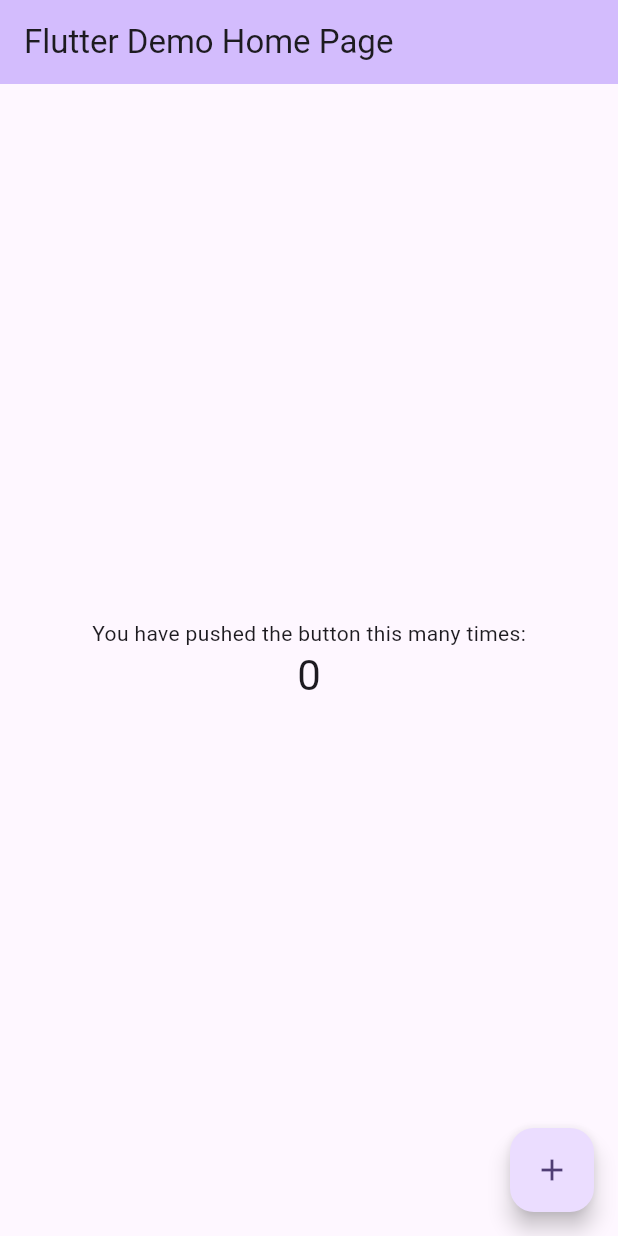
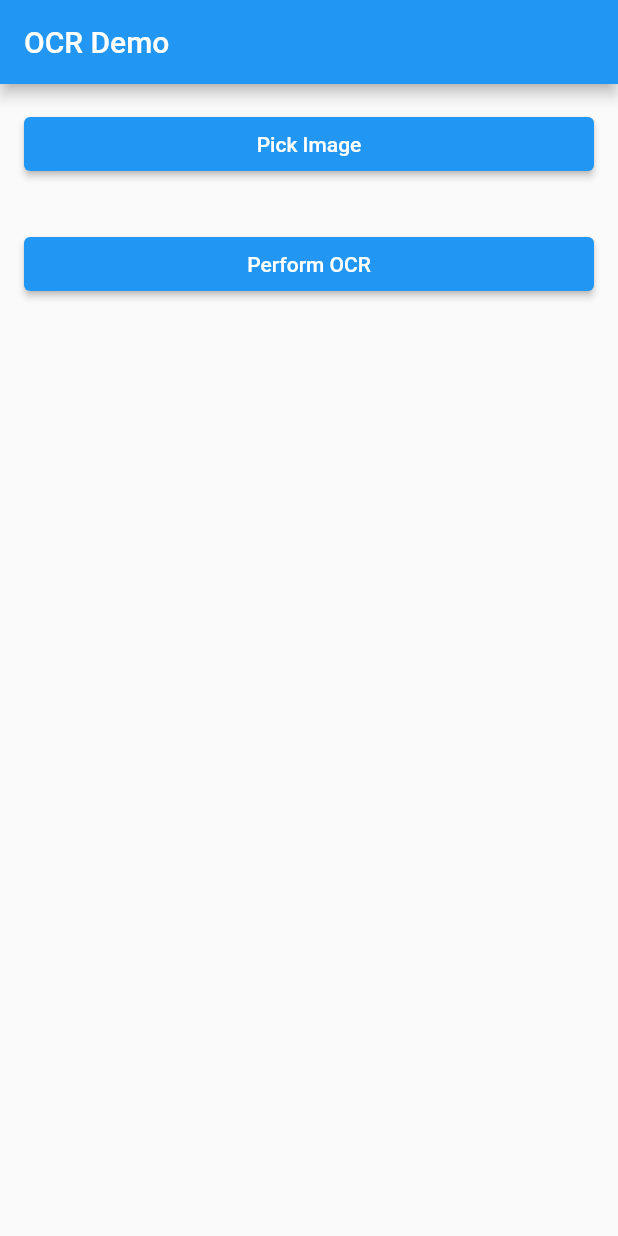
Before and after one commit to thisadee2897/my_project_app, a Flutter app: the screen it shows after launch, on a phone screen of 412 x 824 dp. Run offline on Flutter 3.47's test engine with Material 2 defaults, Android fonts, the phone set to English and light mode, and no system bars; our stand-ins replace image_picker; missing offline and left inert: flutter_tesseract_ocr.

Commit message:
โค๊ดล่าสุด อัพโหลดภาพสำเร็จ

```diff
--- /dev/null
+++ b/assets/tessdata_config.json
@@ -0,0 +1,5 @@
+{
+       "configs": [
+              "tha"
+       ]
+}
--- a/lib/main.dart
+++ b/lib/main.dart
@@ -1,4 +1,10 @@
+// ignore_for_file: avoid_print, library_private_types_in_public_api
+
+import 'dart:io';
 import 'package:flutter/material.dart';
+import 'package:flutter/services.dart';
+import 'package:flutter_tesseract_ocr/flutter_tesseract_ocr.dart';
+import 'package:image_picker/image_picker.dart';
 
 void main() {
   runApp(const MyApp());
@@ -7,119 +13,104 @@ void main() {
 class MyApp extends StatelessWidget {
   const MyApp({super.key});
 
-  // This widget is the root of your application.
   @override
   Widget build(BuildContext context) {
-    return MaterialApp(
-      title: 'Flutter Demo',
-      theme: ThemeData(
-        // This is the theme of your application.
-        //
-        // TRY THIS: Try running your application with "flutter run". You'll see
-        // the application has a blue toolbar. Then, without quitting the app,
-        // try changing the seedColor in the colorScheme below to Colors.green
-        // and then invoke "hot reload" (save your changes or press the "hot
-        // reload" button in a Flutter-supported IDE, or press "r" if you used
-        // the command line to start the app).
-        //
-        // Notice that the counter didn't reset back to zero; the application
-        // state is not lost during the reload. To reset the state, use hot
-        // restart instead.
-        //
-        // This works for code too, not just values: Most code changes can be
-        // tested with just a hot reload.
-        colorScheme: ColorScheme.fromSeed(seedColor: Colors.deepPurple),
-        useMaterial3: true,
-      ),
-      home: const MyHomePage(title: 'Flutter Demo Home Page'),
+    return const MaterialApp(
+      debugShowCheckedModeBanner: false,
+      home: HomeScreen(),
     );
   }
 }
 
-class MyHomePage extends StatefulWidget {
-  const MyHomePage({super.key, required this.title});
-
-  // This widget is the home page of your application. It is stateful, meaning
-  // that it has a State object (defined below) that contains fields that affect
-  // how it looks.
-
-  // This class is the configuration for the state. It holds the values (in this
-  // case the title) provided by the parent (in this case the App widget) and
-  // used by the build method of the State. Fields in a Widget subclass are
-  // always marked "final".
-
-  final String title;
+class HomeScreen extends StatefulWidget {
+  const HomeScreen({super.key});
 
   @override
-  State<MyHomePage> createState() => _MyHomePageState();
+  _HomeScreenState createState() => _HomeScreenState();
 }
 
-class _MyHomePageState extends State<MyHomePage> {
-  int _counter = 0;
+class _HomeScreenState extends State<HomeScreen> {
+  File? _imageFile;
+  String? _resultText;
 
-  void _incrementCounter() {
-    setState(() {
-      // This call to setState tells the Flutter framework that something has
-      // changed in this State, which causes it to rerun the build method below
-      // so that the display can reflect the updated values. If we changed
-      // _counter without calling setState(), then the build method would not be
-      // called again, and so nothing would appear to happen.
-      _counter++;
-    });
+  Future<void> _pickImage() async {
+    final pickedImage =
+        await ImagePicker().pickImage(source: ImageSource.gallery);
+
+    if (pickedImage != null) {
+      setState(() {
+        _imageFile = File(pickedImage.path);
+        _resultText = null;
+      });
+    } else {
+      const AlertDialog();
+    }
+  }
+
+  Future<void> _performOCR() async {
+    if (_imageFile == null) {
+      return;
+    }
+    try {
+      print("_imageFile=${_imageFile!.path}");
+      String result = await FlutterTesseractOcr.extractText(
+        _imageFile!.path,
+        language: 'eng',
+      );
+      setState(() {
+        _resultText = result;
+      });
+    } on PlatformException catch (e) {
+      print('Error during OCR: $e');
+    }
   }
 
   @override
   Widget build(BuildContext context) {
-    // This method is rerun every time setState is called, for instance as done
-    // by the _incrementCounter method above.
-    //
-    // The Flutter framework has been optimized to make rerunning build methods
-    // fast, so that you can just rebuild anything that needs updating rather
-    // than having to individually change instances of widgets.
     return Scaffold(
       appBar: AppBar(
-        // TRY THIS: Try changing the color here to a specific color (to
-        // Colors.amber, perhaps?) and trigger a hot reload to see the AppBar
-        // change color while the other colors stay the same.
-        backgroundColor: Theme.of(context).colorScheme.inversePrimary,
-        // Here we take the value from the MyHomePage object that was created by
-        // the App.build method, and use it to set our appbar title.
-        title: Text(widget.title),
+        title: const Text('OCR Demo'),
       ),
-      body: Center(
-        // Center is a layout widget. It takes a single child and positions it
-        // in the middle of the parent.
+      body: Padding(
+        padding: const EdgeInsets.all(16.0),
         child: Column(
-          // Column is also a layout widget. It takes a list of children and
-          // arranges them vertically. By default, it sizes itself to fit its
-          // children horizontally, and tries to be as tall as its parent.
-          //
-          // Column has various properties to control how it sizes itself and
-          // how it positions its children. Here we use mainAxisAlignment to
-          // center the children vertically; the main axis here is the vertical
-          // axis because Columns are vertical (the cross axis would be
-          // horizontal).
-          //
-          // TRY THIS: Invoke "debug painting" (choose the "Toggle Debug Paint"
-          // action in the IDE, or press "p" in the console), to see the
-          // wireframe for each widget.
-          mainAxisAlignment: MainAxisAlignment.center,
-          children: <Widget>[
-            const Text(
-              'You have pushed the button this many times:',
+          crossAxisAlignment: CrossAxisAlignment.stretch,
+          children: [
+            ElevatedButton(
+              onPressed: _pickImage,
+              child: const Text('Pick Image'),
             ),
-            Text(
-              '$_counter',
-              style: Theme.of(context).textTheme.headlineMedium,
+            const SizedBox(height: 16.0),
+            if (_imageFile != null)
+              Image.file(
+                _imageFile!,
+                height: 200.0,
+                width: double.infinity,
+                fit: BoxFit.cover,
+              ),
+            const SizedBox(height: 16.0),
+            ElevatedButton(
+              onPressed: () {
+                if (_imageFile != null) {
+                  _performOCR();
+                }
+              },
+              child: const Text('Perform OCR'),
             ),
+            const SizedBox(height: 16.0),
+            if (_resultText != null)
+              Card(
+                child: Padding(
+                  padding: const EdgeInsets.all(16.0),
+                  child: Text(
+                    _resultText!,
+                    style: const TextStyle(fontSize: 18.0),
+                  ),
+                ),
+              ),
           ],
         ),
       ),
-      floatingActionButton: FloatingActionButton(
-        onPressed: _incrementCounter,
-        tooltip: 'Increment',
-        child: const Icon(Icons.add),
-      ), // This trailing comma makes auto-formatting nicer for build methods.
     );
   }
 }
```
Also changed, not shown: pubspec.yaml (+7 -3 lines), assets/slip1.jpg (added), 2 other files.
